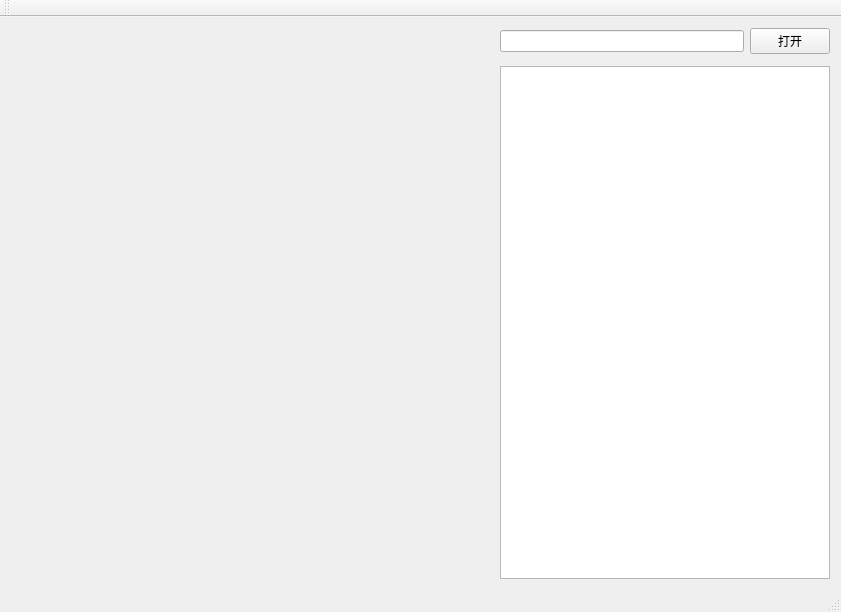
The window that MultiFormatPlayer/MFPMainWindow.ui (jyhlearning/MultiFormatPlayer) describes before a commit, drawn with Qt 5.
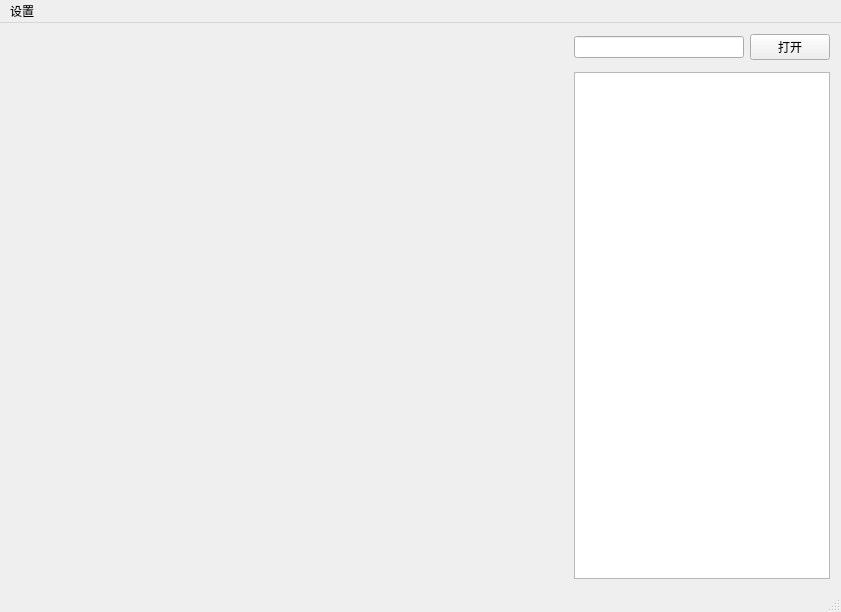
The same window after the commit.

Commit message: 增加了设置功能

```diff
--- a/MultiFormatPlayer/MFPMainWindow.ui
+++ b/MultiFormatPlayer/MFPMainWindow.ui
@@ -14,9 +14,9 @@
    <string>MFPMainWindow</string>
   </property>
   <widget class="QWidget" name="centralWidget">
-   <layout class="QGridLayout" name="gridLayout" columnstretch="2,1,0">
-    <item row="0" column="1">
-     <widget class="QLineEdit" name="pathEdit"/>
+   <layout class="QGridLayout" name="gridLayout" columnstretch="2,0,0">
+    <item row="1" column="0" rowspan="2">
+     <layout class="QVBoxLayout" name="verticalLayout"/>
     </item>
     <item row="0" column="2">
      <widget class="QPushButton" name="openfileButton">
@@ -38,11 +38,12 @@
       </property>
      </widget>
     </item>
-    <item row="1" column="0" rowspan="2">
-     <layout class="QVBoxLayout" name="verticalLayout"/>
+    <item row="0" column="1">
+     <widget class="QLineEdit" name="pathEdit"/>
     </item>
    </layout>
   </widget>
+  <widget class="QStatusBar" name="statusBar"/>
   <widget class="QMenuBar" name="menuBar">
    <property name="geometry">
     <rect>
@@ -52,16 +53,13 @@
      <height>25</height>
     </rect>
    </property>
+   <widget class="QMenu" name="settingsMenu">
+    <property name="title">
+     <string>设置</string>
+    </property>
+   </widget>
+   <addaction name="settingsMenu"/>
   </widget>
-  <widget class="QToolBar" name="mainToolBar">
-   <attribute name="toolBarArea">
-    <enum>TopToolBarArea</enum>
-   </attribute>
-   <attribute name="toolBarBreak">
-    <bool>false</bool>
-   </attribute>
-  </widget>
-  <widget class="QStatusBar" name="statusBar"/>
  </widget>
  <layoutdefault spacing="6" margin="11"/>
  <resources>
```
The commit also changes 18 other files.
